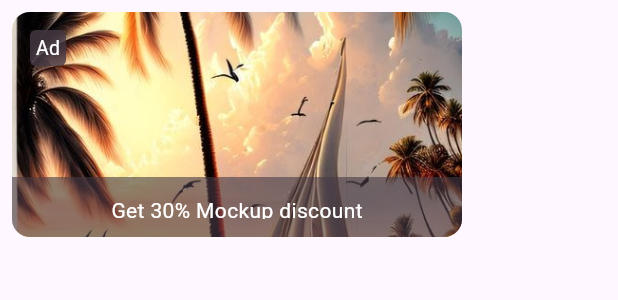
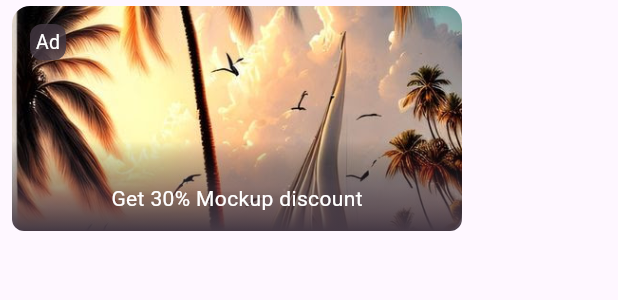
Before and after one commit to Ericgacoki/flutter_news, a Flutter app: the AdItem widget shown alone on an empty page, opened directly, on a phone screen of 412 x 824 dp. Shown: the top 300 px of the screen. Run offline on Flutter 3.47's test engine with Material 3 defaults, Android fonts, the phone set to English and light mode, and no system bars; our stand-ins replace flutter_svg.

Commit message:
reduce ad item corner radius

```diff
--- a/lib/components/ad_item.dart
+++ b/lib/components/ad_item.dart
@@ -10,7 +10,7 @@ class AdItem extends StatelessWidget {
     return Container(
         height: 150,
         width: 300,
-        margin: const EdgeInsets.all(8),
+        margin: const EdgeInsets.only(left: 8, right: 4, top: 4, bottom: 4),
         decoration: BoxDecoration(
           borderRadius: BorderRadius.circular(12),
           image: const DecorationImage(
@@ -29,7 +29,7 @@ class AdItem extends StatelessWidget {
                 alignment: Alignment.center,
                 decoration: BoxDecoration(
                     color: const Color(0xFF453944).withOpacity(.8),
-                    borderRadius: const BorderRadius.all(Radius.circular(4))),
+                    borderRadius: const BorderRadius.all(Radius.circular(8))),
                 child: const Text("Ad",
                     style: TextStyle(
                         fontSize: 13,
@@ -38,13 +38,17 @@ class AdItem extends StatelessWidget {
               ),
             ),
             Container(
-              height: 40,
-              alignment: Alignment.center,
+              height: 60,
+              alignment: Alignment.bottomCenter,
               decoration: BoxDecoration(
-                color: const Color(0xFF453944).withOpacity(.6),
+                gradient: LinearGradient(colors: [
+                  Colors.transparent,
+                  const Color(0xFF453944).withOpacity(.5),
+                  const Color(0xFF453944),
+                ], begin: Alignment.topCenter, end: Alignment.bottomCenter),
                 borderRadius: const BorderRadius.only(
-                    bottomLeft: Radius.circular(12),
-                    bottomRight: Radius.circular(12)),
+                    bottomLeft: Radius.circular(8),
+                    bottomRight: Radius.circular(8)),
               ),
               child: const Padding(
                 padding: EdgeInsets.all(12),
```
